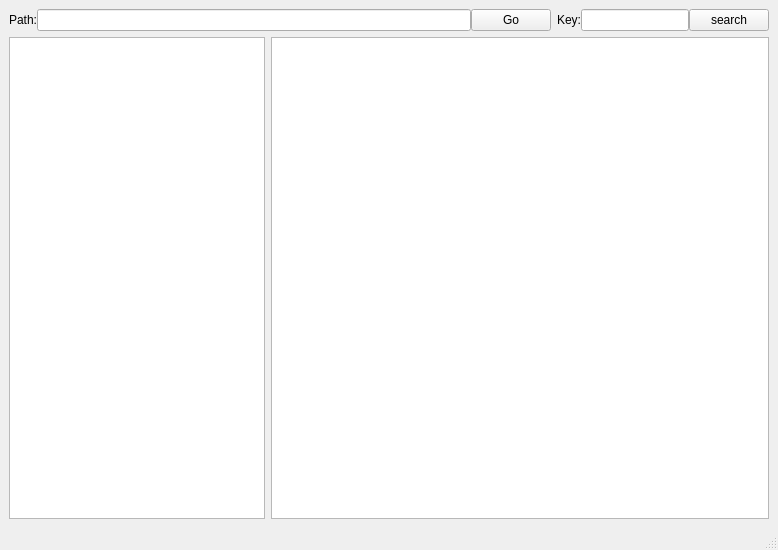
Before: the Qt Designer form src/client/client.ui in Jerry89722/DistributeDisk, drawn with Qt 5.
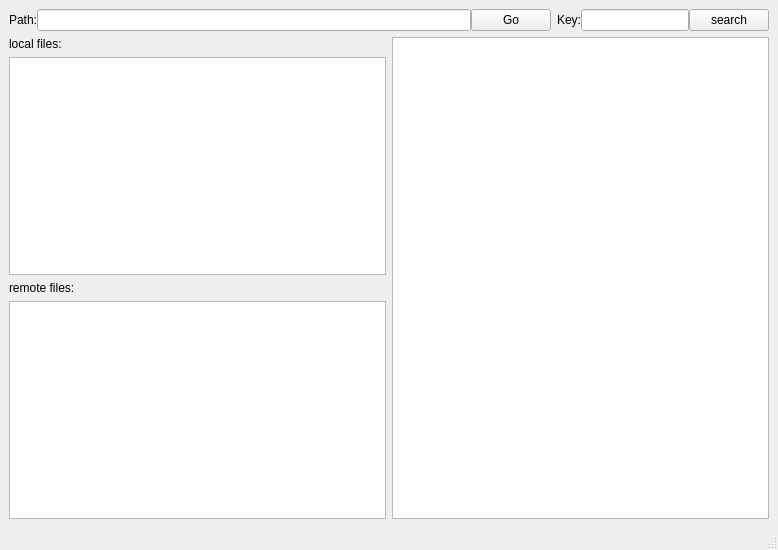
After: the same form once the commit is applied.

```diff
--- a/src/client/client.ui
+++ b/src/client/client.ui
@@ -14,9 +14,7 @@
    <string>MainWindow</string>
   </property>
   <widget class="QWidget" name="centralwidget">
-   <layout class="QHBoxLayout" name="horizontalLayout_5">
-    <item>
-     <layout class="QVBoxLayout" name="verticalLayout" stretch="0,0">
+   <layout class="QVBoxLayout" name="verticalLayout_2">
       <item>
        <layout class="QHBoxLayout" name="funcLayout" stretch="1,0">
         <item>
@@ -70,9 +68,30 @@
        </layout>
       </item>
       <item>
-       <layout class="QHBoxLayout" name="centerLayout" stretch="0,1">
+     <layout class="QHBoxLayout" name="horizontalLayout">
         <item>
-         <widget class="QTreeView" name="fileTv"/>
+       <layout class="QVBoxLayout" name="verticalLayout" stretch="0,0,0,0">
+        <item>
+         <widget class="QLabel" name="localLab">
+          <property name="text">
+           <string>local files:</string>
+          </property>
+         </widget>
+        </item>
+        <item>
+         <widget class="QTreeView" name="localFileTv"/>
+        </item>
+        <item>
+         <widget class="QLabel" name="remoteLab">
+          <property name="text">
+           <string>remote files:</string>
+          </property>
+         </widget>
+        </item>
+        <item>
+         <widget class="QTreeView" name="remoteFileTv"/>
+        </item>
+       </layout>
         </item>
         <item>
          <widget class="QListView" name="fileLv"/>
@@ -80,8 +99,6 @@
        </layout>
       </item>
      </layout>
-    </item>
-   </layout>
   </widget>
   <widget class="QMenuBar" name="menubar">
    <property name="geometry">
```
Left out of the diff: 2 changed lines with no effect on the pictures. Lines whose indentation alone changed are shown as unchanged.
